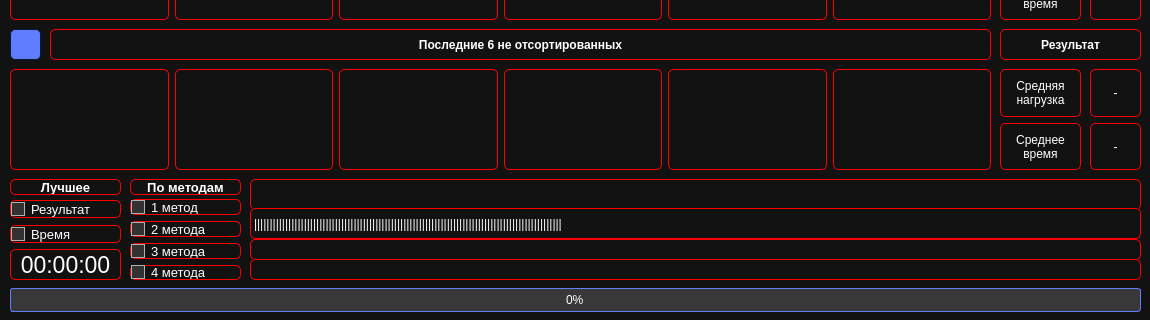
The window that diploma/UI/genetic_algorithm.ui (socloseeee/Diploma_Scheduling_Theory) describes before a commit, drawn with Qt 5; both pictures show x 0 to 1150 and y 281 to 601 of the 1150 by 601 pixel window.
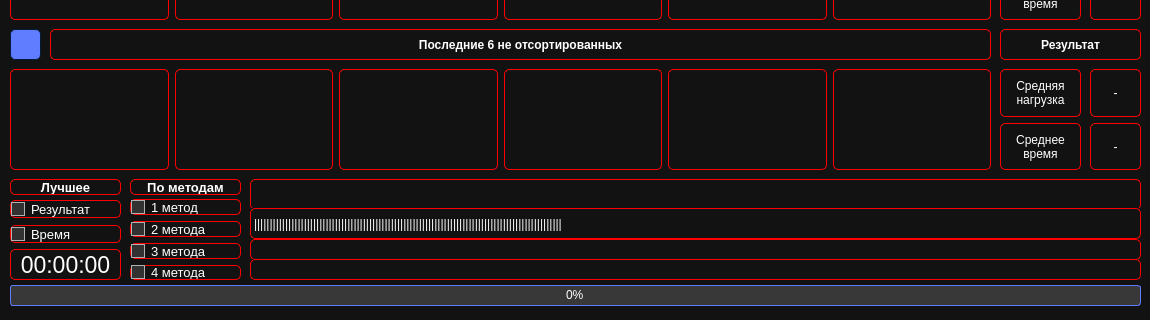
The same window after the commit. Icons and pictures are not drawn.

```diff
--- a/diploma/UI/genetic_algorithm.ui
+++ b/diploma/UI/genetic_algorithm.ui
@@ -1298,7 +1298,7 @@
       <x>10</x>
       <y>566</y>
       <width>1131</width>
-      <height>31</height>
+      <height>21</height>
      </rect>
     </property>
     <layout class="QVBoxLayout" name="verticalLayout_6">
```
